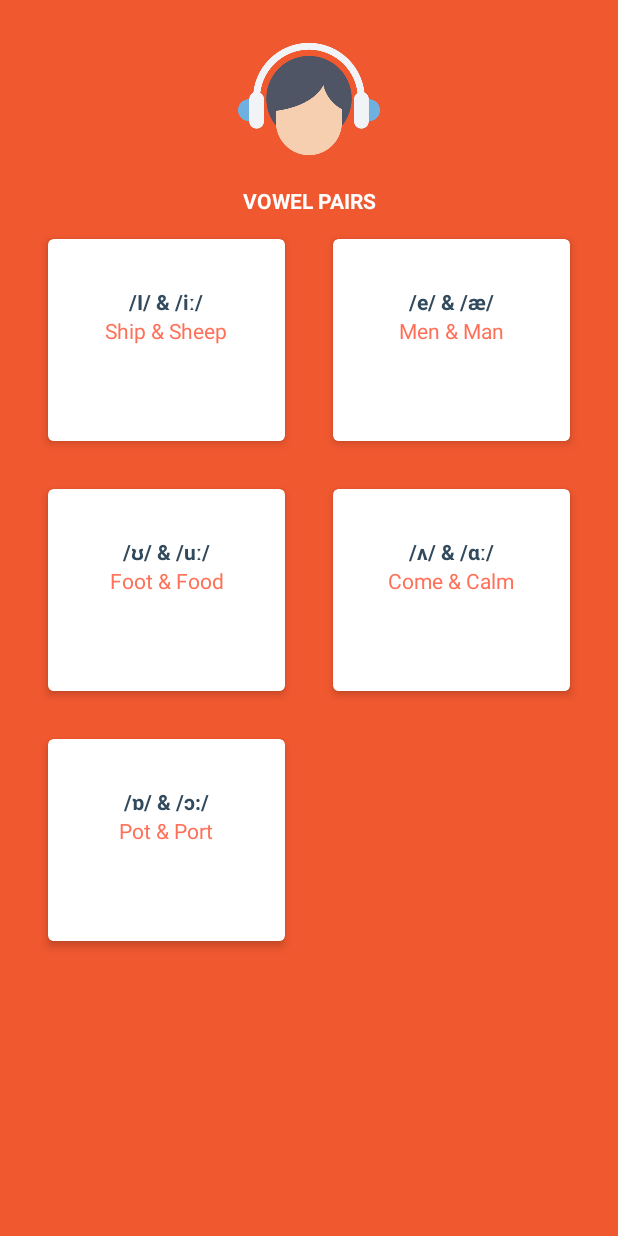
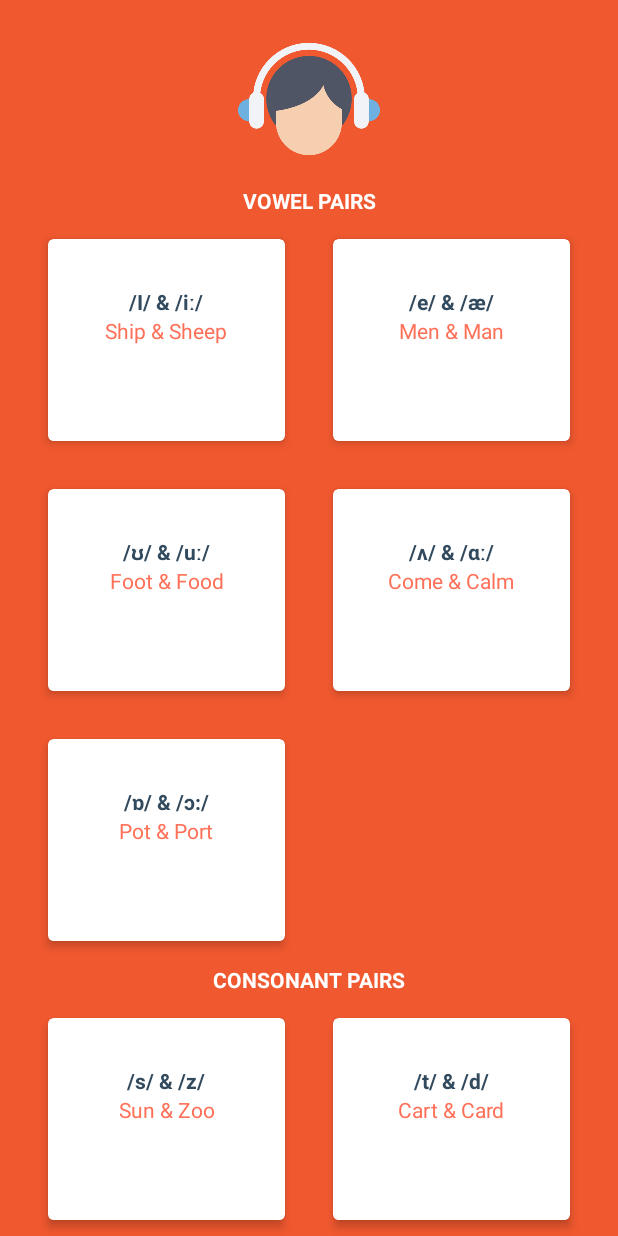
Before and after one commit to esdsag12/ESD_16.17.S2_Saturday_Afternoon_G12, an Android app: the VowelPairActivity screen opened directly, with no data from a screen before it, on a phone screen of 412 x 824 dp. Run offline under Robolectric (Android 15) with nearby library versions, the phone set to English and light mode, and no system bars.

Commit message:
[TUNG]  consonant list

```diff
--- a/ESD/app/src/main/java/com/app/esd/esd/Activity/VowelPairActivity.java
+++ b/ESD/app/src/main/java/com/app/esd/esd/Activity/VowelPairActivity.java
@@ -14,15 +14,17 @@ import android.view.Window;
 import android.view.WindowManager;
 import android.widget.ImageView;
 
+import com.app.esd.esd.Adapter.Rv_ConsonantPair_Adapter;
 import com.app.esd.esd.Adapter.Rv_VowelPair_Adapter;
 import com.app.esd.esd.R;
 
 public class VowelPairActivity extends AppCompatActivity {
     ImageView imgv_icon;
     Animator animator;
-    RecyclerView rv_vowel;
-    RecyclerView.LayoutManager rvLm;
-    Rv_VowelPair_Adapter rv_adapter;
+    RecyclerView rv_vowel, rv_conso;
+    RecyclerView.LayoutManager rv_vowel_Lm, rv_conso_Lm;
+    Rv_VowelPair_Adapter rv_vowel_adapter;
+    Rv_ConsonantPair_Adapter rv_conso_adapter;
 
     @Override
     protected void onCreate(Bundle savedInstanceState) {
@@ -33,11 +35,29 @@ public class VowelPairActivity extends AppCompatActivity {
         setContentView(R.layout.activity_vowel_pair);
         imgv_icon = (ImageView) findViewById(R.id.imgv_icon_vowelpair);
         rv_vowel = (RecyclerView) findViewById(R.id.rv_vowelpair);
-        rvLm = new GridLayoutManager(this, 2, LinearLayoutManager.VERTICAL, false);
-        rv_vowel.setLayoutManager(rvLm);
-        rv_adapter = new Rv_VowelPair_Adapter(this);
-        rv_vowel.setAdapter(rv_adapter);
-        rv_adapter.setOnItemClickListener(new Rv_VowelPair_Adapter.OnItemClickListener() {
+        rv_vowel_Lm = new GridLayoutManager(this, 2, LinearLayoutManager.VERTICAL, false);
+        rv_vowel.setLayoutManager(rv_vowel_Lm);
+        rv_vowel_adapter = new Rv_VowelPair_Adapter(this);
+        rv_vowel.setAdapter(rv_vowel_adapter);
+        rv_vowel_adapter.setOnItemClickListener(new Rv_VowelPair_Adapter.OnItemClickListener() {
+            @Override
+            public void ItemClick(Activity activity, int ID, View itemView, String pair) {
+                Intent intent_open = new Intent(activity, PracticeChooseWord.class);
+                ActivityOptionsCompat option_text = ActivityOptionsCompat
+                        .makeSceneTransitionAnimation(activity,
+                                itemView.findViewById(R.id.txtv_vowel_itemrv),
+                                "vowelpair");
+                intent_open.putExtra("pair", pair);
+                intent_open.putExtra("id", ID);
+                startActivity(intent_open, option_text.toBundle());
+            }
+        });
+        rv_conso = (RecyclerView) findViewById(R.id.rv_consonantpair);
+        rv_conso_Lm = new GridLayoutManager(this, 2, LinearLayoutManager.VERTICAL, false);
+        rv_conso.setLayoutManager(rv_conso_Lm);
+        rv_conso_adapter = new Rv_ConsonantPair_Adapter(this);
+        rv_conso.setAdapter(rv_conso_adapter);
+        rv_conso_adapter.setOnItemClickListener(new Rv_ConsonantPair_Adapter.OnItemClickListener() {
             @Override
             public void ItemClick(Activity activity, int ID, View itemView, String pair) {
                 Intent intent_open = new Intent(activity, PracticeChooseWord.class);
--- /dev/null
+++ b/ESD/app/src/main/java/com/app/esd/esd/Adapter/Rv_ConsonantPair_Adapter.java
@@ -0,0 +1,99 @@
+package com.app.esd.esd.Adapter;
+
+import android.app.Activity;
+import android.support.v7.widget.CardView;
+import android.support.v7.widget.RecyclerView;
+import android.view.LayoutInflater;
+import android.view.View;
+import android.view.ViewGroup;
+import android.widget.TextView;
+
+import com.app.esd.esd.R;
+
+/**
+ * Created by PTT on 5/14/2017.
+ */
+
+public class Rv_ConsonantPair_Adapter extends RecyclerView.Adapter<Rv_ConsonantPair_Adapter.ViewHolder> {
+    private Activity activity;
+
+    public Rv_ConsonantPair_Adapter(Activity activity) {
+        this.activity = activity;
+    }
+
+    public interface OnItemClickListener {
+        void ItemClick(Activity activity, int ID, View itemView, String pair);
+    }
+
+    private OnItemClickListener onItemClickListener;
+
+    public void setOnItemClickListener(OnItemClickListener onItemClickListener) {
+        this.onItemClickListener = onItemClickListener;
+    }
+
+    @Override
+    public ViewHolder onCreateViewHolder(ViewGroup parent, int viewType) {
+        return new ViewHolder(LayoutInflater.from(parent.getContext())
+                .inflate(R.layout.item_rv_vowelpair, parent, false));
+    }
+
+    @Override
+    public void onBindViewHolder(final ViewHolder holder, final int position) {
+        final CoonsonantPair coonsonantPair1 = CoonsonantPair.values()[position];
+        holder.tv_vowel1.setText(coonsonantPair1.getConsonant());
+        holder.tv_word1.setText(coonsonantPair1.getWord());
+        holder.cardv1.setOnClickListener(new View.OnClickListener() {
+            @Override
+            public void onClick(View view) {
+                onItemClickListener.ItemClick(activity, position, holder.itemView, coonsonantPair1.getConsonant());
+            }
+        });
+    }
+
+    @Override
+    public int getItemCount() {
+        int count = 0;
+        int length = CoonsonantPair.values().length;
+        if (length % 2 == 0) {
+            count = length / 2;
+        } else {
+            count = (length / 2) + 1;
+        }
+        return CoonsonantPair.values().length;
+    }
+
+    class ViewHolder extends RecyclerView.ViewHolder {
+        CardView cardv1;
+        TextView tv_vowel1, tv_word1;
+
+        public ViewHolder(View itemView) {
+            super(itemView);
+            cardv1 = (CardView) itemView.findViewById(R.id.cardv1_vowelpair);
+            tv_vowel1 = (TextView) itemView.findViewById(R.id.txtv_vowel_itemrv);
+            tv_word1 = (TextView) itemView.findViewById(R.id.txtv_wordpair_itemrv);
+        }
+    }
+
+    public enum CoonsonantPair {
+        VOWEL1("/s/ & /z/", "Sun & Zoo"),
+        VOWEL2("/t/ & /d/", "Cart & Card"),
+        VOWEL3("/w/ & /j/", "Wood & Young"),
+        VOWEL4("/θ/ & /ð/", "Think & Them"),
+        VOWEL5("/tʃ/ & /dʒ/", "Cheap & Jeep");
+        private String consonant;
+        private String word;
+
+        CoonsonantPair(String consonant, String word) {
+            this.consonant = consonant;
+            this.word = word;
+        }
+
+        public String getConsonant() {
+            return consonant;
+        }
+
+        public String getWord() {
+            return word;
+        }
+    }
+}
--- a/ESD/app/src/main/res/layout/activity_vowel_pair.xml
+++ b/ESD/app/src/main/res/layout/activity_vowel_pair.xml
@@ -53,6 +53,26 @@
                     android:scrollbarSize="0dp"
                     android:scrollbarStyle="insideOverlay"
                     android:scrollbars="vertical" />
+
+                <TextView
+                    android:layout_width="match_parent"
+                    android:layout_height="wrap_content"
+                    android:gravity="center"
+                    android:text="consonant pairs"
+                    android:textAllCaps="true"
+                    android:textColor="@android:color/white"
+                    android:textStyle="bold"
+                    android:transitionName="txtvlisten" />
+
+                <android.support.v7.widget.RecyclerView
+                    android:id="@+id/rv_consonantpair"
+                    android:layout_width="match_parent"
+                    android:layout_height="wrap_content"
+                    android:paddingEnd="16dp"
+                    android:paddingStart="16dp"
+                    android:scrollbarSize="0dp"
+                    android:scrollbarStyle="insideOverlay"
+                    android:scrollbars="vertical" />
             </LinearLayout>
         </ScrollView>
     </android.support.v4.widget.NestedScrollView>
```
